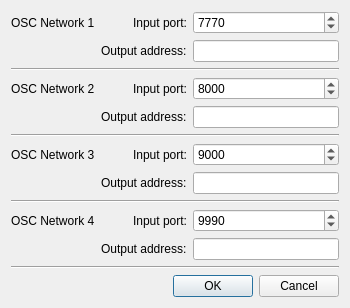
First picture: the form in plugins/osc/configureosc.ui, repository mcallegari/qlcplus, before the edit.
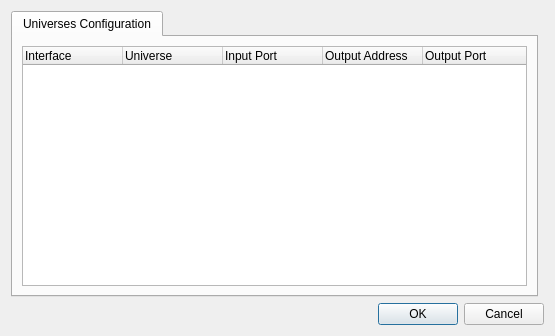
Second picture: the form after the edit. Icons and pictures are not drawn.

```diff
--- a/plugins/osc/configureosc.ui
+++ b/plugins/osc/configureosc.ui
@@ -6,195 +6,64 @@
    <rect>
     <x>0</x>
     <y>0</y>
-    <width>350</width>
-    <height>300</height>
+    <width>555</width>
+    <height>336</height>
    </rect>
   </property>
   <property name="windowTitle">
    <string>Configure OSC Plugin</string>
   </property>
   <layout class="QGridLayout" name="gridLayout">
-   <item row="1" column="2">
-    <widget class="QLabel" name="label">
-     <property name="text">
-      <string>Output address:</string>
+   <item row="0" column="0">
+    <widget class="QTabWidget" name="tabWidget">
+     <property name="currentIndex">
+      <number>0</number>
      </property>
+     <widget class="QWidget" name="tab">
+      <attribute name="title">
+       <string>Universes Configuration</string>
+      </attribute>
+      <layout class="QVBoxLayout" name="verticalLayout">
+       <item>
+        <widget class="QTreeWidget" name="m_uniMapTree">
+         <property name="alternatingRowColors">
+          <bool>true</bool>
+         </property>
+         <property name="rootIsDecorated">
+          <bool>false</bool>
+         </property>
+         <column>
+          <property name="text">
+           <string>Interface</string>
+          </property>
+         </column>
+         <column>
+          <property name="text">
+           <string>Universe</string>
+          </property>
+         </column>
+         <column>
+          <property name="text">
+           <string>Input Port</string>
+          </property>
+         </column>
+         <column>
+          <property name="text">
+           <string>Output Address</string>
+          </property>
+         </column>
+         <column>
+          <property name="text">
+           <string>Output Port</string>
+          </property>
+         </column>
+        </widget>
+       </item>
+      </layout>
+     </widget>
     </widget>
    </item>
-   <item row="0" column="3">
-    <widget class="QSpinBox" name="m_port1Spin">
-     <property name="maximum">
-      <number>65536</number>
-     </property>
-     <property name="value">
-      <number>7770</number>
-     </property>
-    </widget>
-   </item>
-   <item row="0" column="2">
-    <widget class="QLabel" name="label_2">
-     <property name="text">
-      <string>Input port:</string>
-     </property>
-     <property name="alignment">
-      <set>Qt::AlignRight|Qt::AlignTrailing|Qt::AlignVCenter</set>
-     </property>
-    </widget>
-   </item>
-   <item row="1" column="3">
-    <widget class="QLineEdit" name="m_outAddr1Edit"/>
-   </item>
-   <item row="4" column="3">
-    <widget class="QSpinBox" name="m_port2Spin">
-     <property name="maximum">
-      <number>65536</number>
-     </property>
-     <property name="value">
-      <number>8000</number>
-     </property>
-    </widget>
-   </item>
-   <item row="4" column="2">
-    <widget class="QLabel" name="label_3">
-     <property name="text">
-      <string>Input port:</string>
-     </property>
-     <property name="alignment">
-      <set>Qt::AlignRight|Qt::AlignTrailing|Qt::AlignVCenter</set>
-     </property>
-    </widget>
-   </item>
-   <item row="4" column="0" colspan="2">
-    <widget class="QLabel" name="m_port2Label">
-     <property name="text">
-      <string>OSC Network 2</string>
-     </property>
-    </widget>
-   </item>
-   <item row="6" column="0" colspan="4">
-    <widget class="Line" name="line_2">
-     <property name="orientation">
-      <enum>Qt::Horizontal</enum>
-     </property>
-    </widget>
-   </item>
-   <item row="5" column="2">
-    <widget class="QLabel" name="label_4">
-     <property name="text">
-      <string>Output address:</string>
-     </property>
-    </widget>
-   </item>
-   <item row="3" column="0" colspan="4">
-    <widget class="Line" name="line">
-     <property name="orientation">
-      <enum>Qt::Horizontal</enum>
-     </property>
-    </widget>
-   </item>
-   <item row="5" column="3">
-    <widget class="QLineEdit" name="m_outAddr2Edit"/>
-   </item>
-   <item row="0" column="0" colspan="2">
-    <widget class="QLabel" name="m_port1Label">
-     <property name="text">
-      <string>OSC Network 1</string>
-     </property>
-    </widget>
-   </item>
-   <item row="10" column="2">
-    <widget class="QLabel" name="label_6">
-     <property name="text">
-      <string>Input port:</string>
-     </property>
-     <property name="alignment">
-      <set>Qt::AlignRight|Qt::AlignTrailing|Qt::AlignVCenter</set>
-     </property>
-    </widget>
-   </item>
-   <item row="7" column="3">
-    <widget class="QSpinBox" name="m_port3Spin">
-     <property name="maximum">
-      <number>65536</number>
-     </property>
-     <property name="value">
-      <number>9000</number>
-     </property>
-    </widget>
-   </item>
-   <item row="9" column="0" colspan="4">
-    <widget class="Line" name="line_3">
-     <property name="orientation">
-      <enum>Qt::Horizontal</enum>
-     </property>
-    </widget>
-   </item>
-   <item row="7" column="2">
-    <widget class="QLabel" name="label_5">
-     <property name="text">
-      <string>Input port:</string>
-     </property>
-     <property name="alignment">
-      <set>Qt::AlignRight|Qt::AlignTrailing|Qt::AlignVCenter</set>
-     </property>
-    </widget>
-   </item>
-   <item row="10" column="3">
-    <widget class="QSpinBox" name="m_port4Spin">
-     <property name="maximum">
-      <number>65536</number>
-     </property>
-     <property name="value">
-      <number>9990</number>
-     </property>
-    </widget>
-   </item>
-   <item row="8" column="2">
-    <widget class="QLabel" name="label_7">
-     <property name="text">
-      <string>Output address:</string>
-     </property>
-    </widget>
-   </item>
-   <item row="11" column="2">
-    <widget class="QLabel" name="label_8">
-     <property name="text">
-      <string>Output address:</string>
-     </property>
-    </widget>
-   </item>
-   <item row="8" column="3">
-    <widget class="QLineEdit" name="m_outAddr3Edit"/>
-   </item>
-   <item row="11" column="3">
-    <widget class="QLineEdit" name="m_outAddr4Edit">
-     <property name="text">
-      <string/>
-     </property>
-    </widget>
-   </item>
-   <item row="12" column="0" colspan="4">
-    <widget class="Line" name="line_4">
-     <property name="orientation">
-      <enum>Qt::Horizontal</enum>
-     </property>
-    </widget>
-   </item>
-   <item row="7" column="0" colspan="2">
-    <widget class="QLabel" name="m_port3Label">
-     <property name="text">
-      <string>OSC Network 3</string>
-     </property>
-    </widget>
-   </item>
-   <item row="10" column="0" colspan="2">
-    <widget class="QLabel" name="m_port4Label">
-     <property name="text">
-      <string>OSC Network 4</string>
-     </property>
-    </widget>
-   </item>
-   <item row="13" column="0" colspan="4">
+   <item row="1" column="0" colspan="2">
     <widget class="QDialogButtonBox" name="m_buttonBox">
      <property name="standardButtons">
       <set>QDialogButtonBox::Cancel|QDialogButtonBox::Ok</set>
```
Left out of the diff: 11 changed lines with no effect on the pictures.
